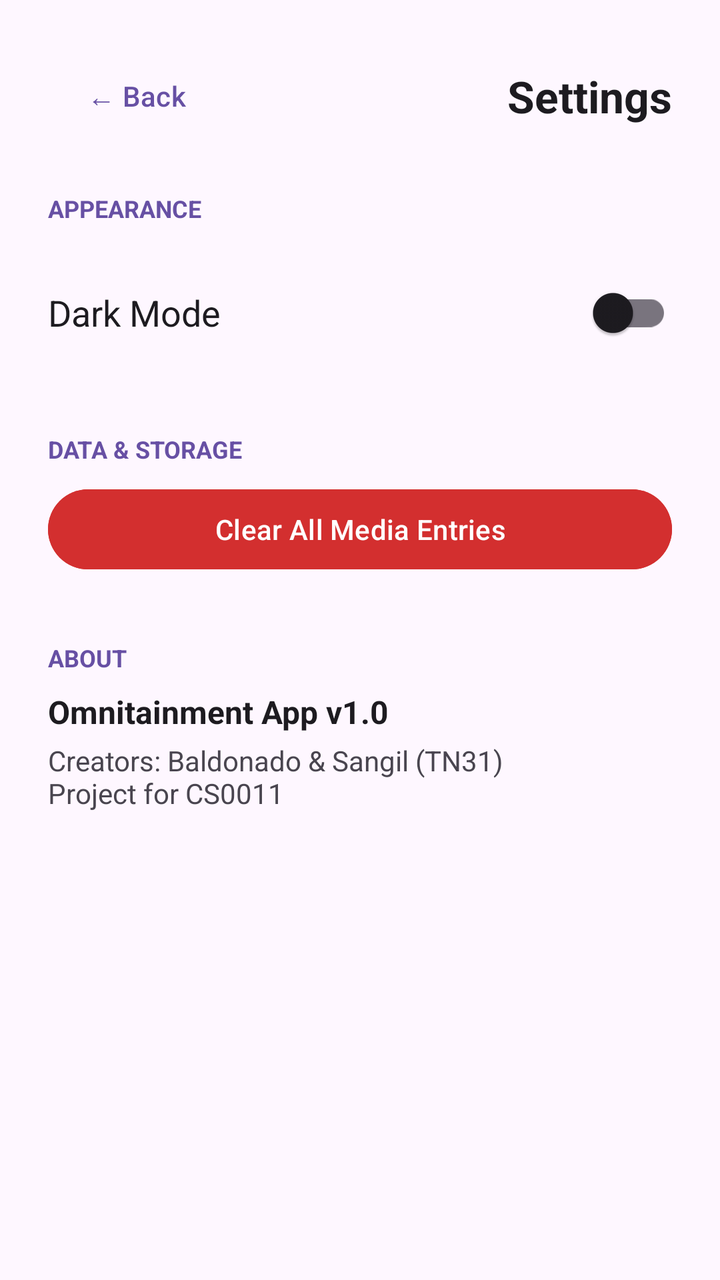
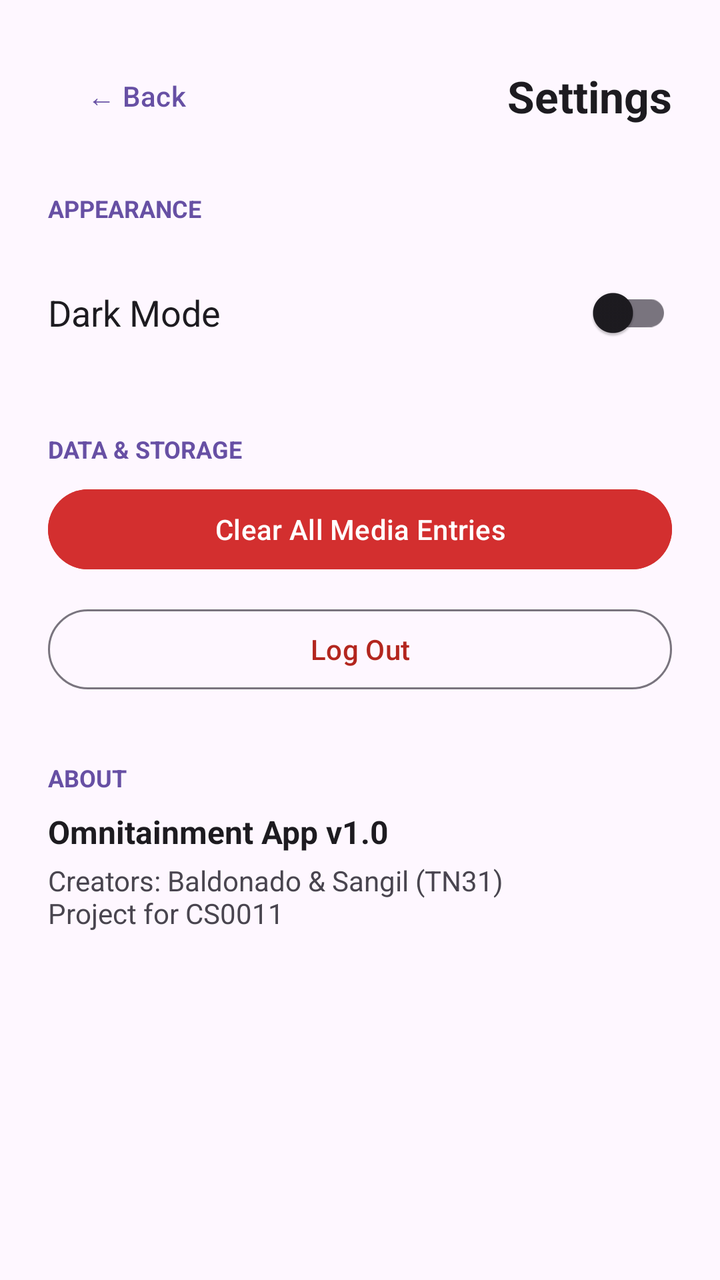

Compare the two renders of this Android layout. The source of the first and the diff that turns it into the second are given below.
<!-- AndroidManifest.xml: application theme Theme.FinalProjectDraft -->
<!-- res/layout/activity_settings.xml -->
<?xml version="1.0" encoding="utf-8"?>
<LinearLayout xmlns:android="http://schemas.android.com/apk/res/android"
    android:layout_width="match_parent"
    android:layout_height="match_parent"
    android:orientation="vertical"
    android:padding="24dp">

    <LinearLayout
        android:layout_width="match_parent"
        android:layout_height="wrap_content"
        android:orientation="horizontal"
        android:gravity="center_vertical"
        android:layout_marginBottom="24dp">

        <Button
            android:id="@+id/btnBack"
            style="@style/Widget.Material3.Button.TextButton"
            android:layout_width="wrap_content"
            android:layout_height="wrap_content"
            android:text="← Back"
            android:textSize="14sp"
            android:textColor="?attr/colorPrimary" />

        <TextView
            android:id="@+id/tvSettingsHeader"
            android:layout_width="0dp"
            android:layout_height="wrap_content"
            android:layout_weight="1"
            android:text="Settings"
            android:textSize="22sp"
            android:textStyle="bold"
            android:textColor="?attr/colorOnBackground"
            android:gravity="end" />
    </LinearLayout>

    
    <TextView
        android:layout_width="wrap_content"
        android:layout_height="wrap_content"
        android:text="APPEARANCE"
        android:textSize="12sp"
        android:textStyle="bold"
        android:textColor="?attr/colorPrimary"
        android:layout_marginBottom="8dp" />

    <LinearLayout
        android:layout_width="match_parent"
        android:layout_height="wrap_content"
        android:orientation="horizontal"
        android:gravity="center_vertical"
        android:paddingVertical="12dp"
        android:layout_marginBottom="24dp">

        <TextView
            android:layout_width="0dp"
            android:layout_height="wrap_content"
            android:layout_weight="1"
            android:text="Dark Mode"
            android:textSize="18sp"
            android:textColor="?attr/colorOnBackground" />

        <androidx.appcompat.widget.SwitchCompat
            android:id="@+id/switchDarkMode"
            android:layout_width="wrap_content"
            android:layout_height="wrap_content" />
    </LinearLayout>

    
    <TextView
        android:layout_width="wrap_content"
        android:layout_height="wrap_content"
        android:text="DATA &amp; STORAGE"
        android:textSize="12sp"
        android:textStyle="bold"
        android:textColor="?attr/colorPrimary"
        android:layout_marginBottom="8dp" />

    <Button
        android:id="@+id/btnClearData"
        android:layout_width="match_parent"
        android:layout_height="wrap_content"
        android:text="Clear All Media Entries"
        android:textColor="@android:color/white"
        android:backgroundTint="#D32F2F"
        android:layout_marginBottom="32dp" />

    
    <TextView
        android:layout_width="wrap_content"
        android:layout_height="wrap_content"
        android:text="ABOUT"
        android:textSize="12sp"
        android:textStyle="bold"
        android:textColor="?attr/colorPrimary"
        android:layout_marginBottom="8dp" />

    <TextView
        android:layout_width="wrap_content"
        android:layout_height="wrap_content"
        android:text="Omnitainment App v1.0"
        android:textSize="16sp"
        android:textStyle="bold"
        android:textColor="?attr/colorOnBackground"
        android:layout_marginBottom="4dp" />

    <TextView
        android:layout_width="wrap_content"
        android:layout_height="wrap_content"
        android:text="Creators: Baldonado &amp; Sangil (TN31)\nProject for CS0011"
        android:textSize="14sp"
        android:textColor="?attr/colorOnSurfaceVariant" />

</LinearLayout>
<!-- resources referenced by this layout -->
<resources>
  <style name="Theme.FinalProjectDraft" parent="Base.Theme.FinalProjectDraft" />
  <style name="Base.Theme.FinalProjectDraft" parent="Theme.Material3.DayNight.NoActionBar">
          
          
      </style>
</resources>

<!-- the commit's change to res/layout/activity_settings.xml (unified diff, before → after) -->
@@ -82,6 +82,15 @@
         android:text="Clear All Media Entries"
         android:textColor="@android:color/white"
         android:backgroundTint="#D32F2F"
+        android:layout_marginBottom="12dp" />
+
+    <Button
+        android:id="@+id/btnLogout"
+        style="@style/Widget.Material3.Button.OutlinedButton"
+        android:layout_width="match_parent"
+        android:layout_height="wrap_content"
+        android:text="Log Out"
+        android:textColor="?attr/colorError"
         android:layout_marginBottom="32dp" />
 
     
